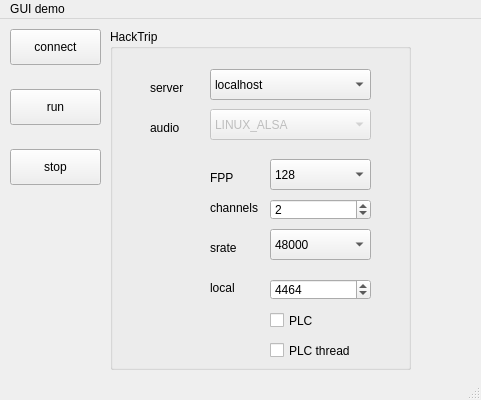
First picture: the form in guiDemo/app/mainwindow.ui, repository cchafe/hacktrip, before the edit.
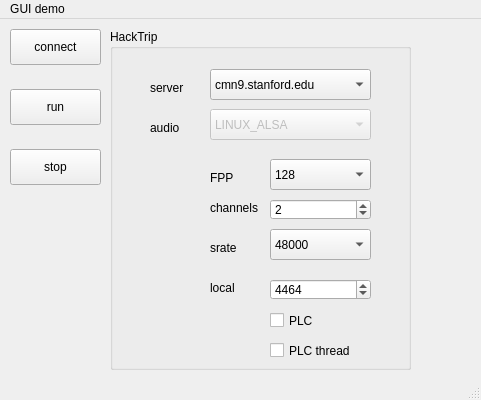
Second picture: the form after the edit.

Diff of the .ui file:
```diff
--- a/guiDemo/app/mainwindow.ui
+++ b/guiDemo/app/mainwindow.ui
@@ -148,6 +148,11 @@
        <height>31</height>
       </rect>
      </property>
+     <item>
+      <property name="text">
+       <string>cmn9.stanford.edu</string>
+      </property>
+     </item>
      <item>
       <property name="text">
        <string>localhost</string>
```
Left out of the diff: 5 changed lines with no effect on the pictures.
